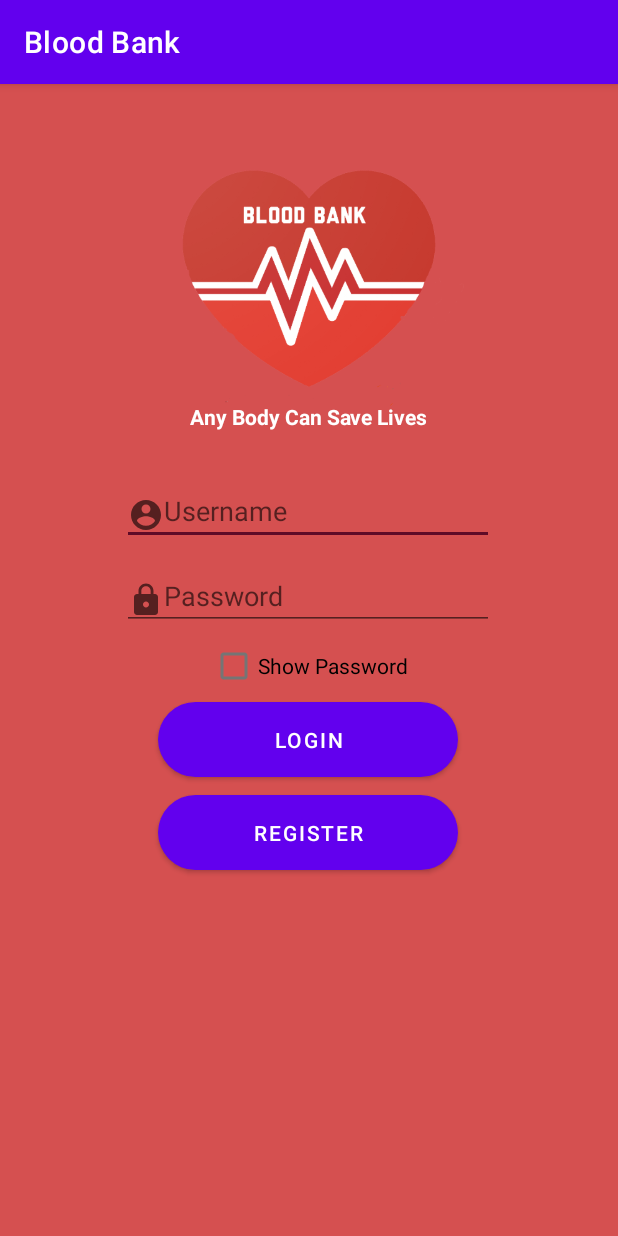
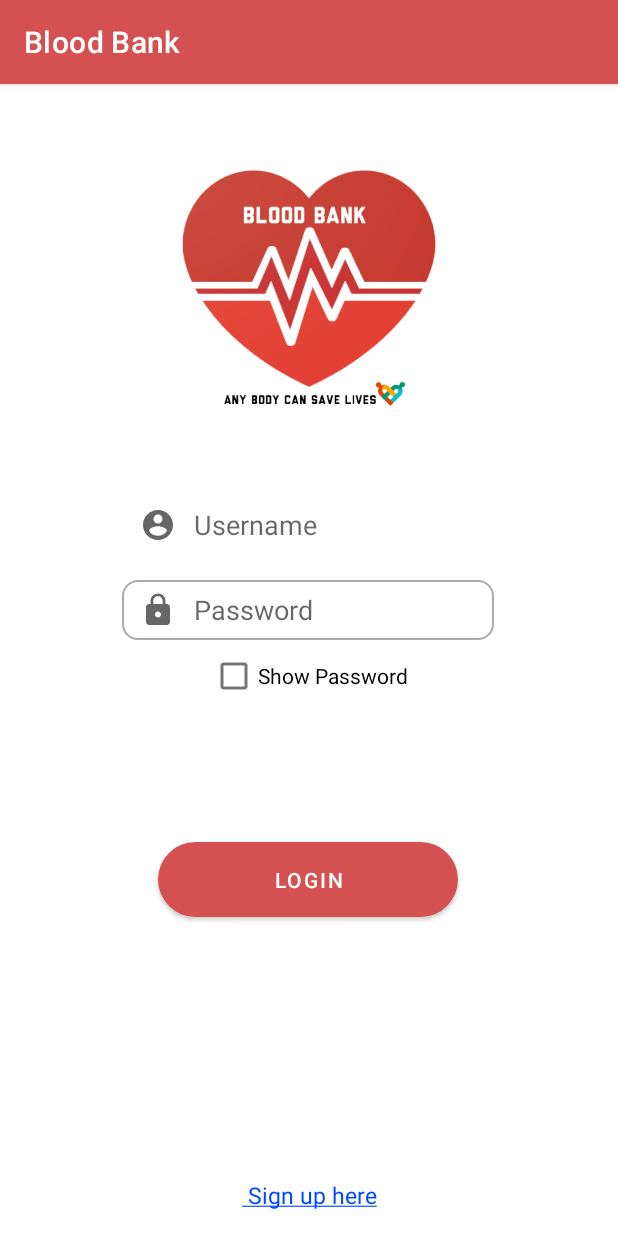
Before and after one commit to lukastama7/bloodbank, an Android app: the screen it shows after launch (MainActivity), on a phone screen of 412 x 824 dp. Run offline under Robolectric (Android 15) with nearby library versions, the phone set to English and light mode, and no system bars; our stand-ins replace Volley.

Commit message:
change the theme color 12/04/2020

```diff
--- a/app/src/main/java/com/example/bloodbank/MainActivity.java
+++ b/app/src/main/java/com/example/bloodbank/MainActivity.java
@@ -10,6 +10,7 @@ import android.view.View;
 import android.widget.Button;
 import android.widget.CompoundButton;
 import android.widget.EditText;
+import android.widget.TextView;
 import android.widget.Toast;
 import android.widget.CheckBox;
 
@@ -27,6 +28,7 @@ import java.util.Map;
 public class MainActivity extends AppCompatActivity {
 
     Button button, btnlogin;
+    TextView signup;
     EditText editusername, editpassword;
     CheckBox showpassword;
     private static String URL_LOGIN = "https://sipunculid-float.000webhostapp.com/login.php";
@@ -36,7 +38,7 @@ public class MainActivity extends AppCompatActivity {
         super.onCreate(savedInstanceState);
         setContentView(R.layout.activity_main);
 
-        button=findViewById(R.id.btnregister);
+        signup=findViewById(R.id.signup);
         btnlogin=findViewById(R.id.btnlogin);
         showpassword=findViewById(R.id.showpassword);
 
@@ -54,7 +56,10 @@ public class MainActivity extends AppCompatActivity {
             }
         });
 
-        button.setOnClickListener(new View.OnClickListener() {
+
+
+
+        signup.setOnClickListener(new View.OnClickListener() {
             @Override
             public void onClick(View v) {
 
@@ -62,6 +67,7 @@ public class MainActivity extends AppCompatActivity {
 
             }
         });
+
 
     }
 
--- a/app/src/main/res/drawable-v24/rounded_button.xml
+++ b/app/src/main/res/drawable-v24/rounded_button.xml
@@ -2,7 +2,7 @@
 <shape xmlns:android="http://schemas.android.com/apk/res/android">
     android:shape="rectangle">
 
-    <solid android:color="@color/teal_200"/>
+    <solid android:color="@color/red"/>
     <corners android:radius="150dp">
 
     </corners>
--- a/app/src/main/res/drawable/circle.xml
+++ b/app/src/main/res/drawable/circle.xml
@@ -3,7 +3,7 @@
         android:shape="oval">
 
     <solid
-        android:color="@color/design_default_color_primary"
+        android:color="@color/red"
         />
 
 </shape>
--- /dev/null
+++ b/app/src/main/res/drawable/edittext_custom.xml
@@ -0,0 +1,24 @@
+<?xml version="1.0" encoding="utf-8"?>
+<selector xmlns:android="http://schemas.android.com/apk/res/android">
+
+    <item android:state_enabled="true" android:state_focused="true">
+
+        <shape android:shape="rectangle">
+            <solid android:color="@android:color/white"/>
+            <corners android:radius="10dp"/>
+            <stroke android:color="@color/design_default_color_on_primary" android:width="1dp"/>
+        </shape>
+
+    </item>
+
+    <item android:state_enabled="true" >
+
+        <shape android:shape="rectangle">
+            <solid android:color="@android:color/white"/>
+            <corners android:radius="10dp"/>
+            <stroke android:color="@android:color/darker_gray" android:width="1dp"/>
+        </shape>
+
+    </item>
+
+</selector>
--- a/app/src/main/res/drawable/ic__lock.xml
+++ b/app/src/main/res/drawable/ic__lock.xml
@@ -5,6 +5,6 @@
     android:viewportHeight="24"
     android:tint="?attr/colorControlNormal">
   <path
-      android:fillColor="@android:color/white"
+      android:fillColor="@color/red"
       android:pathData="M18,8h-1L17,6c0,-2.76 -2.24,-5 -5,-5S7,3.24 7,6v2L6,8c-1.1,0 -2,0.9 -2,2v10c0,1.1 0.9,2 2,2h12c1.1,0 2,-0.9 2,-2L20,10c0,-1.1 -0.9,-2 -2,-2zM12,17c-1.1,0 -2,-0.9 -2,-2s0.9,-2 2,-2 2,0.9 2,2 -0.9,2 -2,2zM15.1,8L8.9,8L8.9,6c0,-1.71 1.39,-3.1 3.1,-3.1 1.71,0 3.1,1.39 3.1,3.1v2z"/>
 </vector>
--- a/app/src/main/res/drawable/ic_account.xml
+++ b/app/src/main/res/drawable/ic_account.xml
@@ -5,6 +5,6 @@
     android:viewportHeight="24"
     android:tint="?attr/colorControlNormal">
   <path
-      android:fillColor="@android:color/white"
+      android:fillColor="@android:color/darker_gray"
       android:pathData="M12,2C6.48,2 2,6.48 2,12s4.48,10 10,10 10,-4.48 10,-10S17.52,2 12,2zM12,5c1.66,0 3,1.34 3,3s-1.34,3 -3,3 -3,-1.34 -3,-3 1.34,-3 3,-3zM12,19.2c-2.5,0 -4.71,-1.28 -6,-3.22 0.03,-1.99 4,-3.08 6,-3.08 1.99,0 5.97,1.09 6,3.08 -1.29,1.94 -3.5,3.22 -6,3.22z"/>
 </vector>
--- a/app/src/main/res/layout/activity_main.xml
+++ b/app/src/main/res/layout/activity_main.xml
@@ -6,14 +6,14 @@
     android:layout_height="match_parent"
     android:orientation="vertical"
     android:layout_gravity="center"
-    android:background="@color/red"
+    android:background="@color/white"
     tools:context=".MainActivity">
 
     <ImageView
         android:id="@+id/imageView"
         android:layout_width="212dp"
         android:layout_height="212dp"
-        android:src="@drawable/applogo1"
+        android:src="@drawable/applicationlogo"
         app:layout_constraintBottom_toBottomOf="parent"
         app:layout_constraintEnd_toEndOf="parent"
         app:layout_constraintHorizontal_bias="0.497"
@@ -23,42 +23,35 @@
 
     </ImageView>
 
-    <TextView
-        android:id="@+id/textView6"
-        android:layout_width="wrap_content"
-        android:layout_height="wrap_content"
-        android:text="Any Body Can Save Lives"
-        android:textColor="@color/white"
-        android:textStyle="bold"
-        app:layout_constraintBottom_toBottomOf="parent"
-        app:layout_constraintEnd_toEndOf="parent"
-        app:layout_constraintStart_toStartOf="parent"
-        app:layout_constraintTop_toTopOf="parent"
-        app:layout_constraintVertical_bias="0.283" />
-
 
     <EditText
         android:id="@+id/username"
         android:layout_width="248dp"
         android:layout_height="40dp"
+        android:drawableLeft="@drawable/ic_account"
         android:hint="Username"
-        android:drawableLeft="@drawable/ic_account"
-        android:textColor="@color/white"
+        android:drawablePadding="12dp"
+        android:background="@drawable/edittext_custom"
+        android:paddingLeft="12dp"
+        android:textColor="@color/black"
         app:layout_constraintBottom_toBottomOf="parent"
         app:layout_constraintEnd_toEndOf="parent"
         app:layout_constraintHorizontal_bias="0.496"
         app:layout_constraintStart_toStartOf="parent"
-        app:layout_constraintTop_toBottomOf="@+id/textView6"
+        app:layout_constraintTop_toBottomOf="@+id/imageView"
         app:layout_constraintVertical_bias="0.072" />
 
     <EditText
         android:id="@+id/password"
         android:layout_width="248dp"
         android:layout_height="40dp"
+        android:drawableLeft="@drawable/ic__lock"
+        android:drawablePadding="12dp"
+        android:paddingLeft="12dp"
         android:hint="Password"
-        android:drawableLeft="@drawable/ic__lock"
+        android:background="@drawable/edittext_custom"
         android:inputType="textPassword"
-        android:textColor="@color/white"
+        android:textColor="@color/black"
         app:layout_constraintBottom_toBottomOf="parent"
         app:layout_constraintEnd_toEndOf="parent"
         app:layout_constraintHorizontal_bias="0.496"
@@ -77,25 +70,25 @@
         app:layout_constraintTop_toBottomOf="@+id/password"
         app:layout_constraintVertical_bias="0.0" />
 
-    <Button
-        android:id="@+id/btnregister"
-        android:layout_width="200dp"
-        android:layout_height="50dp"
-        android:background="@drawable/rounded_button"
-        android:text="Register"
-        android:textColor="@color/white"
+    <TextView
+        android:id="@+id/signup"
+        android:layout_width="wrap_content"
+        android:layout_height="wrap_content"
+        android:layout_marginTop="15dp"
+        android:text="@string/signup"
+        android:textSize="15dp"
+        android:textColor="@color/blue"
         app:layout_constraintBottom_toBottomOf="parent"
         app:layout_constraintEnd_toEndOf="parent"
-        app:layout_constraintHorizontal_bias="0.497"
         app:layout_constraintStart_toStartOf="parent"
-        app:layout_constraintTop_toBottomOf="@+id/btnlogin"
-        app:layout_constraintVertical_bias="0.048" />
+        app:layout_constraintTop_toBottomOf="@+id/password"
+        app:layout_constraintVertical_bias="0.953" />
+
 
     <Button
         android:id="@+id/btnlogin"
         android:layout_width="200dp"
         android:layout_height="50dp"
-        android:layout_marginBottom="236dp"
         android:background="@drawable/rounded_button"
         android:onClick="btnlogin"
         android:text="LOGIN"
@@ -104,9 +97,8 @@
         app:layout_constraintEnd_toEndOf="parent"
         app:layout_constraintHorizontal_bias="0.497"
         app:layout_constraintStart_toStartOf="parent"
-        app:layout_constraintTop_toBottomOf="@+id/showpassword"
-        app:layout_constraintVertical_bias="0.0" />
-
+        app:layout_constraintTop_toTopOf="parent"
+        app:layout_constraintVertical_bias="0.704" />
 
 
 </androidx.constraintlayout.widget.ConstraintLayout>
--- a/app/src/main/res/layout/activity_menu.xml
+++ b/app/src/main/res/layout/activity_menu.xml
@@ -5,7 +5,6 @@
     android:layout_width="match_parent"
     android:layout_height="match_parent"
     android:orientation="vertical"
-    android:background="@color/red"
     android:layout_gravity="center"
     tools:context=".Menu">
 
--- a/app/src/main/res/values/colors.xml
+++ b/app/src/main/res/values/colors.xml
@@ -5,7 +5,9 @@
     <color name="purple_700">#FF3700B3</color>
     <color name="teal_200">#5E0B27</color>
     <color name="teal_700">#FF018786</color>
-    <color name="black">#873232</color>
+    <color name="black">#000000</color>
     <color name="white">#FFFFFFFF</color>
     <color name="red">#D55050</color>
+    <color name="blue">#0048FD</color>
+    <color name="gray">#66686C</color>
 </resources>
--- a/app/src/main/res/values/strings.xml
+++ b/app/src/main/res/values/strings.xml
@@ -11,4 +11,5 @@
         <item>O+</item>
         <item>O-</item>
     </string-array>
+    <string name="signup"> <u> Sign up here</u> </string>
 </resources>
--- a/app/src/main/res/values/themes.xml
+++ b/app/src/main/res/values/themes.xml
@@ -2,7 +2,7 @@
     <!-- Base application theme. -->
     <style name="Theme.BloodBank" parent="Theme.MaterialComponents.DayNight.DarkActionBar">
         <!-- Primary brand color. -->
-        <item name="colorPrimary">@color/purple_500</item>
+        <item name="colorPrimary">@color/red</item>
         <item name="colorPrimaryVariant">@color/purple_700</item>
         <item name="colorOnPrimary">@color/white</item>
         <!-- Secondary brand color. -->
```
Also changed, not shown: app/src/main/res/layout/activity_donate_blood.xml (+14 -15 lines), app/src/main/res/layout/activity_donator_detail.xml (+16 -17 lines), app/src/main/res/layout/activity_registration.xml (+8 -9 lines), app/src/main/res/layout/activity_request_blood.xml (+7 -8 lines), app/src/main/res/drawable/applicationlogo.png (added).
